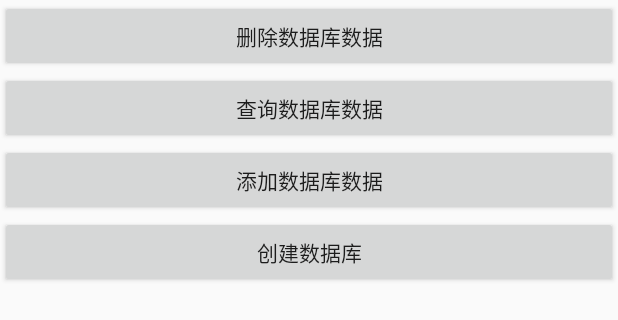
After one commit to junzhou1992/Cloud, an Android app: the layout activity_off_line_data.xml on its own in the app's theme, with its tools: preview values and no code run, on a phone screen of 412 x 824 dp. The commit adds this screen. Shown: the top 320 px of the screen. Run offline under Robolectric (Android 15) with nearby library versions, the phone set to English and light mode, and no system bars.

Commit message:
v12,数据库完整

```diff
--- a/app/src/main/assets/litepal.xml
+++ b/app/src/main/assets/litepal.xml
@@ -2,7 +2,7 @@
 <litepal>
     <dbname value="RecognitionStore" ></dbname>
 
-    <version value="1" ></version>
+    <version value="2" ></version>
 
     <list>
         <mapping class ="com.thisway.xunfeicloud.RecognitionInstruction"></mapping>
--- /dev/null
+++ b/app/src/main/res/layout/activity_off_line_data.xml
@@ -0,0 +1,35 @@
+<?xml version="1.0" encoding="utf-8"?>
+<LinearLayout xmlns:android="http://schemas.android.com/apk/res/android"
+              android:orientation="vertical"
+              android:layout_width="match_parent"
+              android:layout_height="match_parent"
+    >
+
+    <Button
+        android:layout_width="match_parent"
+        android:layout_height="wrap_content"
+        android:id="@+id/btn_deleteData"
+        android:text="删除数据库数据"/>
+
+
+    <Button
+        android:layout_width="match_parent"
+        android:layout_height="wrap_content"
+        android:id="@+id/btn_queryData"
+        android:text="查询数据库数据"/>
+
+
+    <Button
+        android:layout_width="match_parent"
+        android:layout_height="wrap_content"
+        android:id="@+id/btn_addData"
+        android:text="添加数据库数据"/>
+
+    <Button
+        android:layout_width="match_parent"
+        android:layout_height="wrap_content"
+        android:id="@+id/btn_createDB"
+        android:text="创建数据库"/>
+
+
+</LinearLayout>
--- /dev/null
+++ b/app/src/main/res/values-v21/styles.xml
@@ -0,0 +1,2 @@
+<resources>
+</resources>
--- a/app/src/main/res/values/dimens.xml
+++ b/app/src/main/res/values/dimens.xml
@@ -2,4 +2,5 @@
     <!-- Default screen margins, per the Android Design guidelines. -->
     <dimen name="activity_horizontal_margin">16dp</dimen>
     <dimen name="activity_vertical_margin">16dp</dimen>
+    <dimen name="fab_margin">16dp</dimen>
 </resources>
--- a/app/src/main/res/values/strings.xml
+++ b/app/src/main/res/values/strings.xml
@@ -27,6 +27,7 @@
     <string name="PlayCompleted">播放完成</string>
 
     <string name="action_settings">Settings</string>
+    <string name="title_activity_off_line_db">offLineDBActivity</string>
 
 
 </resources>
--- a/app/src/main/res/values/styles.xml
+++ b/app/src/main/res/values/styles.xml
@@ -8,4 +8,8 @@
         <item name="colorAccent">@color/colorAccent</item>
     </style>
 
+    <style name="AppTheme.AppBarOverlay" parent="ThemeOverlay.AppCompat.Dark.ActionBar"/>
+
+    <style name="AppTheme.PopupOverlay" parent="ThemeOverlay.AppCompat.Light"/>
+
 </resources>
```
Also changed, not shown: app/build.gradle (+5 -4 lines), app/src/main/AndroidManifest.xml (+7 -2 lines), app/src/main/java/com/thisway/xunfeicloud/RecognitionInstruction.java (+12 -0 lines), app/src/main/java/com/thisway/xunfeicloud/SpeechActivity.java (+19 -30 lines), app/src/main/java/com/thisway/xunfeicloud/offLineDataActivity.java (added, +135 -0 lines), app/src/main/res/layout/activity_speech.xml (+6 -19 lines), 1 other file.
